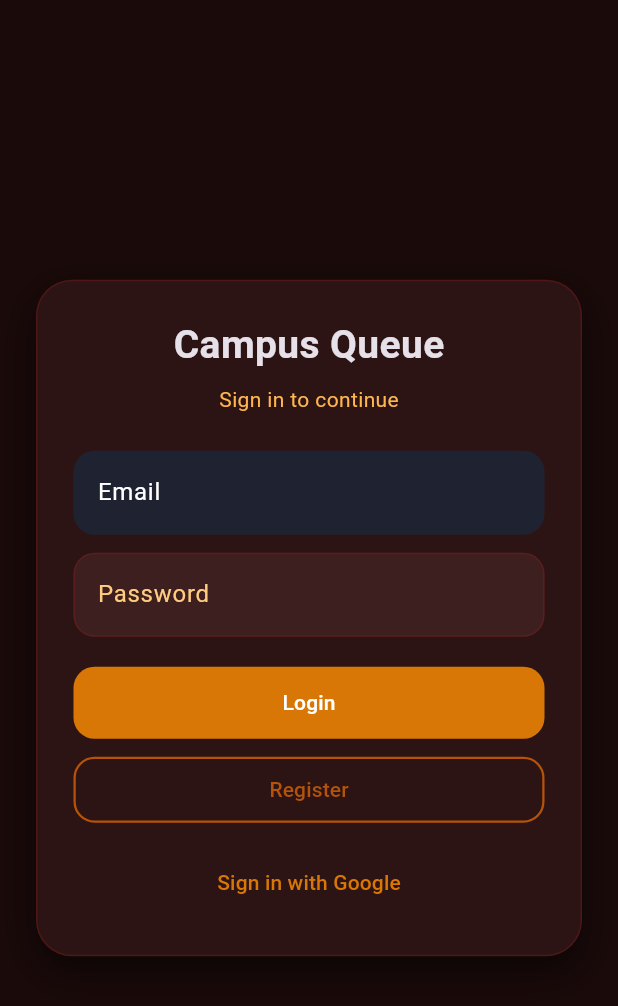
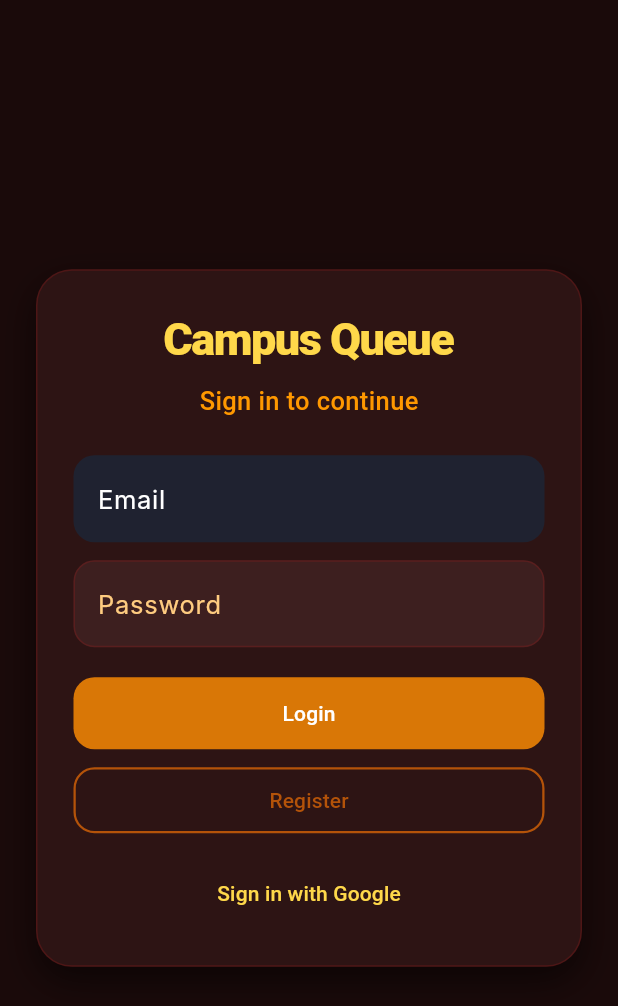
Before and after one commit to ahmedsiddiqua/campus-queue-priority, a Flutter app: the screen it shows after launch, on a phone screen of 412 x 824 dp. Shown: the top 1006 px of the screen. Run offline on Flutter 3.47's test engine with Material 3 defaults, Android fonts, the phone set to English and light mode, and no system bars; our stand-ins replace cloud_firestore, cloud_functions, firebase_auth, firebase_core, google_sign_in, qr_flutter; missing offline and left inert: mobile_scanner; accounts and stored records are empty; generated files the repository leaves out were written again.

Commit message:
Update UI

```diff
--- a/lib/main.dart
+++ b/lib/main.dart
@@ -40,20 +40,39 @@ class MyApp extends StatelessWidget {
         debugShowCheckedModeBanner: false,
         title: "Campus Queue System",
         themeMode: ThemeMode.dark,
-        darkTheme: ThemeData.dark().copyWith(
-          scaffoldBackgroundColor: const Color(0xFF1A0A0A), // Dark red-black
+        darkTheme: ThemeData(
+          brightness: Brightness.dark,
+          fontFamily: 'Inter',
+          scaffoldBackgroundColor: const Color(0xFF18171B),
+          cardColor: const Color(0xFF26232A),
+          canvasColor: const Color(0xFF26232A),
           appBarTheme: const AppBarTheme(
-            backgroundColor: Color(0xFF2D1414), // Dark red card
-            foregroundColor: Colors.white,
+            color: Color(0xFF26232A),
+            foregroundColor: Color(0xFFFFFFFF),
+            titleTextStyle: TextStyle(
+              fontFamily: 'Montserrat',
+              fontWeight: FontWeight.w700,
+              fontSize: 20,
+              color: Colors.white,
+            ),
             elevation: 0,
           ),
-          cardColor: const Color(0xFF2D1414), // Dark red card
-          colorScheme: const ColorScheme.dark(
-            primary: Color(0xFFD97706), // Dark orange
-            secondary: Color(0xFFB45309), // Dark yellow/orange
-            error: Color(0xFF991B1B), // Dark red
-            surface: Color(0xFF2D1414), // Dark red card
-            background: Color(0xFF1A0A0A), // Very dark red-black
+          colorScheme: ColorScheme.dark(
+            primary: Color(0xFFFFD84A), // custom yellow
+            secondary: Color(0xFFFF9800), // orange accent
+            error: Color(0xFFBF232A), // your red
+            background: Color(0xFF18171B),
+            surface: Color(0xFF26232A),
+          ),
+          textTheme: TextTheme(
+            displayLarge: TextStyle(fontFamily: 'Montserrat', fontWeight: FontWeight.w900, color: Color(0xFFFFD84A)),
+            headlineLarge: TextStyle(fontFamily: 'Montserrat', fontWeight: FontWeight.w700, color: Colors.white),
+            titleLarge: TextStyle(fontFamily: 'Montserrat', fontWeight: FontWeight.w600, color: Color(0xFFFFD84A)),
+            bodyLarge: TextStyle(fontFamily: 'Inter', fontSize: 17, color: Colors.white, fontWeight: FontWeight.w400),
+            bodyMedium: TextStyle(fontFamily: 'Inter', fontSize: 15, color: Colors.white70, fontWeight: FontWeight.w400),
+            bodySmall: TextStyle(fontFamily: 'Inter', fontSize: 13, color: Color(0xFFFFD84A)),
+            labelLarge: TextStyle(fontFamily: 'Montserrat', fontWeight: FontWeight.w500, color: Color(0xFFFFD84A), fontSize: 14),
+            labelSmall: TextStyle(fontFamily: 'Inter', color: Color(0xFFBF232A), fontWeight: FontWeight.w400, fontSize: 12),
           ),
         ),
         home: const AuthWrapper(),
--- a/lib/pages/login_page.dart
+++ b/lib/pages/login_page.dart
@@ -49,19 +49,26 @@ class _LoginPageState extends State<LoginPage> {
             child: Column(
               mainAxisSize: MainAxisSize.min,
               children: [
-                const Text(
+                // Title
+                Text(
                   "Campus Queue",
                   style: TextStyle(
-                    fontSize: 26,
-                    fontWeight: FontWeight.bold,
+                    fontFamily: 'Montserrat',
+                    fontWeight: FontWeight.w800,
+                    color: Color(0xFFFFD84A),
+                    fontSize: 30,
+                    letterSpacing: -1,
                   ),
                 ),
                 const SizedBox(height: 8),
+                // Subheading
                 Text(
                   "Sign in to continue",
                   style: TextStyle(
-                    fontSize: 14,
-                    color: Colors.orange.shade300, // Light orange text
+                    fontFamily: 'Montserrat',
+                    fontWeight: FontWeight.w500,
+                    color: Color(0xFFFF9800),
+                    fontSize: 17,
                   ),
                 ),
                 const SizedBox(height: 24),
```
Also changed, not shown: lib/pages/admin_page.dart (+11 -5 lines), lib/pages/cashier_page.dart (+5 -3 lines), lib/pages/student_page.dart (+5 -3 lines), pubspec.yaml (+11 -0 lines), assets/fonts/Inter-Bold.ttf (added), assets/fonts/Inter-Regular.ttf (added), assets/fonts/Inter-SemiBold.ttf (added), assets/fonts/Montserrat-Bold.ttf (added), assets/fonts/Montserrat-Regular.ttf (added), assets/fonts/Montserrat-SemiBold.ttf (added).
